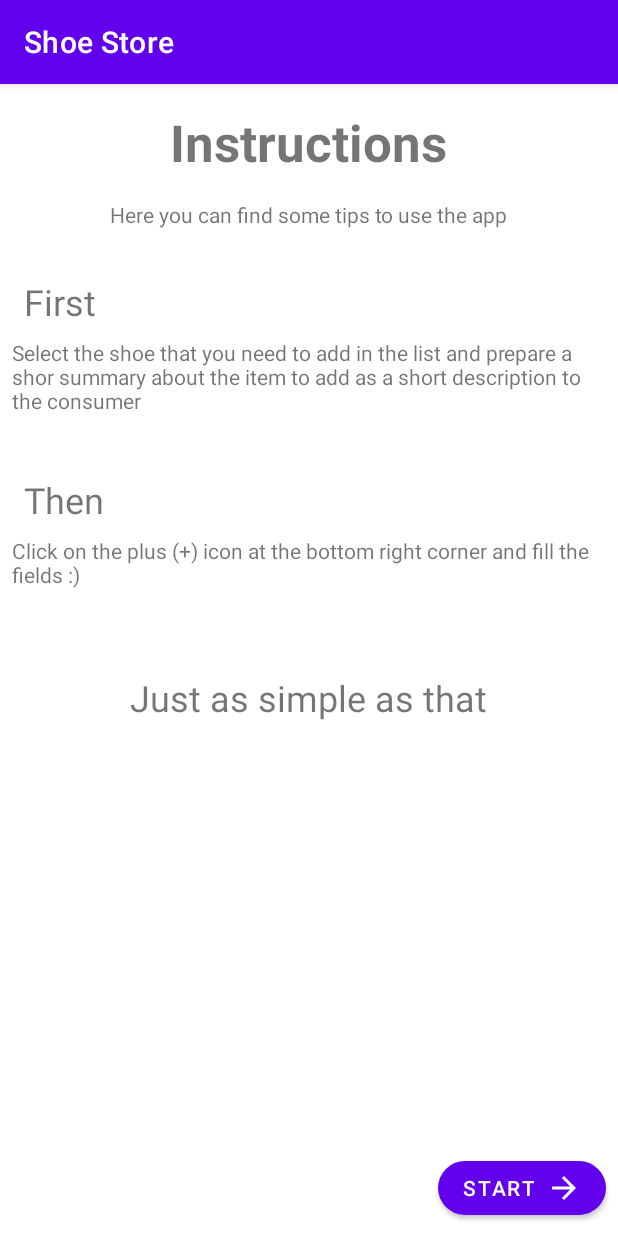
After one commit to Renan-Deldotti/Udacity_nd940_Shoe-Store, an Android app: the InstructionsFragment screen opened through its navigation route, on a phone screen of 412 x 824 dp. The commit adds this screen. Run offline under Robolectric (Android 15) with nearby library versions, the phone set to English and light mode, and no system bars; our stand-ins replace data binding.

Commit message:
Add Instructions page

```diff
--- /dev/null
+++ b/app/src/main/java/com/test/shoestore/instructions/InstructionsFragment.kt
@@ -0,0 +1,19 @@
+package com.test.shoestore.instructions
+
+import android.os.Bundle
+import androidx.fragment.app.Fragment
+import android.view.LayoutInflater
+import android.view.View
+import android.view.ViewGroup
+import com.test.shoestore.R
+
+class InstructionsFragment : Fragment() {
+
+    override fun onCreateView(
+        inflater: LayoutInflater, container: ViewGroup?,
+        savedInstanceState: Bundle?
+    ): View {
+        // Inflate the layout for this fragment
+        return inflater.inflate(R.layout.fragment_instructions, container, false)
+    }
+}
--- /dev/null
+++ b/app/src/main/res/layout/fragment_instructions.xml
@@ -0,0 +1,71 @@
+<?xml version="1.0" encoding="utf-8"?>
+<layout xmlns:android="http://schemas.android.com/apk/res/android"
+    xmlns:tools="http://schemas.android.com/tools">
+
+    <LinearLayout
+        android:layout_width="match_parent"
+        android:layout_height="match_parent"
+        android:orientation="vertical"
+        tools:context=".instructions.InstructionsFragment">
+
+        <TextView
+            android:layout_width="wrap_content"
+            android:layout_height="wrap_content"
+            android:layout_gravity="center"
+            android:layout_margin="16dp"
+            android:text="@string/instructions"
+            android:textSize="34sp"
+            android:textStyle="bold" />
+
+        <TextView
+            android:layout_width="wrap_content"
+            android:layout_height="wrap_content"
+            android:layout_gravity="center"
+            android:text="@string/instructions_summary_text" />
+
+        <TextView
+            android:layout_width="wrap_content"
+            android:layout_height="wrap_content"
+            android:layout_marginTop="32dp"
+            android:layout_marginHorizontal="16dp"
+            android:text="@string/first"
+            android:textSize="24sp" />
+
+        <TextView
+            android:layout_width="wrap_content"
+            android:layout_height="wrap_content"
+            android:layout_margin="8dp"
+            android:text="@string/instruction_first_step_text" />
+
+        <TextView
+            android:layout_width="wrap_content"
+            android:layout_height="wrap_content"
+            android:layout_marginTop="32dp"
+            android:layout_marginHorizontal="16dp"
+            android:text="@string/then"
+            android:textSize="24sp" />
+
+        <TextView
+            android:layout_width="wrap_content"
+            android:layout_height="wrap_content"
+            android:layout_margin="8dp"
+            android:text="@string/instruction_second_step_text" />
+
+        <TextView
+            android:layout_width="wrap_content"
+            android:layout_height="wrap_content"
+            android:layout_gravity="center"
+            android:layout_marginTop="48dp"
+            android:text="@string/instructions_finish_text"
+            android:textSize="24sp"
+            android:layout_weight="1"/>
+
+        <com.google.android.material.button.MaterialButton
+            android:layout_width="wrap_content"
+            android:layout_height="wrap_content"
+            style="@style/RoundedIntroductionButton"
+            android:text="Start"
+            android:layout_gravity="end"/>
+
+    </LinearLayout>
+</layout>
--- a/app/src/main/res/navigation/navigation.xml
+++ b/app/src/main/res/navigation/navigation.xml
@@ -24,5 +24,12 @@
             android:name="username"
             app:argType="string"
             app:nullable="true" />
+        <action
+            android:id="@+id/action_welcomeFragment_to_instructionsFragment"
+            app:destination="@id/instructionsFragment" />
     </fragment>
+    <fragment
+        android:id="@+id/instructionsFragment"
+        android:name="com.test.shoestore.instructions.InstructionsFragment"
+        android:label="InstructionsFragment" />
 </navigation>
--- a/app/src/main/res/values-night/themes.xml
+++ b/app/src/main/res/values-night/themes.xml
@@ -10,7 +10,7 @@
         <item name="colorSecondaryVariant">@color/teal_200</item>
         <item name="colorOnSecondary">@color/black</item>
         <!-- Status bar color. -->
-        <item name="android:statusBarColor" tools:targetApi="l">?attr/colorPrimaryVariant</item>
+        <item name="android:statusBarColor" >?attr/colorPrimaryVariant</item>
         <!-- Customize your theme here. -->
     </style>
 </resources>
--- a/app/src/main/res/values/strings.xml
+++ b/app/src/main/res/values/strings.xml
@@ -14,4 +14,11 @@
     <string name="welcome_with_username">Welcome %1$s!</string>
     <string name="welcomeAcceptedButton_text">Sure, let\'s go!</string>
     <string name="welcomeFriendlyTV_text">Are you ready to add some shoes on the store?</string>
+    <string name="instructions">Instructions</string>
+    <string name="instructions_summary_text">Here you can find some tips to use the app</string>
+    <string name="first">First</string>
+    <string name="instruction_first_step_text">Select the shoe that you need to add in the list and prepare a shor summary about the item to add as a short description to the consumer</string>
+    <string name="then">Then</string>
+    <string name="instructions_finish_text">Just as simple as that</string>
+    <string name="instruction_second_step_text">Click on the plus (+) icon at the bottom right corner and fill the fields :)</string>
 </resources>
--- /dev/null
+++ b/app/src/main/res/values/styles.xml
@@ -0,0 +1,9 @@
+<?xml version="1.0" encoding="utf-8"?>
+<resources>
+    <style name="RoundedIntroductionButton">
+        <item name="cornerRadius">32dp</item>
+        <item name="android:layout_margin">8dp</item>
+        <item name="icon">@drawable/ic_arrow_forward</item>
+        <item name="iconGravity">end</item>
+    </style>
+</resources>
--- a/app/src/main/res/values/themes.xml
+++ b/app/src/main/res/values/themes.xml
@@ -10,7 +10,7 @@
         <item name="colorSecondaryVariant">@color/teal_700</item>
         <item name="colorOnSecondary">@color/black</item>
         <!-- Status bar color. -->
-        <item name="android:statusBarColor" tools:targetApi="l">?attr/colorPrimaryVariant</item>
+        <item name="android:statusBarColor" >?attr/colorPrimaryVariant</item>
         <!-- Customize your theme here. -->
     </style>
 </resources>
```
Also changed, not shown: app/src/main/java/com/test/shoestore/welcome/WelcomeFragment.kt (+10 -2 lines), app/src/main/res/layout/fragment_welcome.xml (+12 -24 lines).
